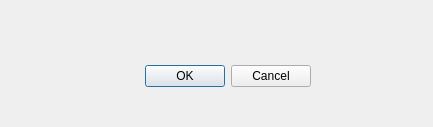
This is aboutdialog.ui in 30vam/cute-converter as Qt 5 draws it before an edit. The edited form follows.
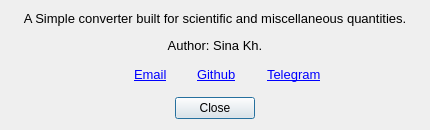
This is the edited form.

Commit message: Completed about window

```diff
--- a/aboutdialog.ui
+++ b/aboutdialog.ui
@@ -6,29 +6,115 @@
    <rect>
     <x>0</x>
     <y>0</y>
-    <width>433</width>
-    <height>127</height>
+    <width>430</width>
+    <height>130</height>
    </rect>
   </property>
+  <property name="sizePolicy">
+   <sizepolicy hsizetype="Fixed" vsizetype="Fixed">
+    <horstretch>0</horstretch>
+    <verstretch>0</verstretch>
+   </sizepolicy>
+  </property>
   <property name="windowTitle">
    <string>Dialog</string>
   </property>
-  <widget class="QDialogButtonBox" name="buttonBox">
-   <property name="geometry">
-    <rect>
-     <x>-30</x>
-     <y>60</y>
-     <width>341</width>
-     <height>32</height>
-    </rect>
-   </property>
-   <property name="orientation">
-    <enum>Qt::Horizontal</enum>
-   </property>
-   <property name="standardButtons">
-    <set>QDialogButtonBox::Cancel|QDialogButtonBox::Ok</set>
-   </property>
-  </widget>
+  <layout class="QGridLayout" name="gridLayout">
+   <item row="2" column="0" colspan="14">
+    <widget class="QDialogButtonBox" name="buttonBox">
+     <property name="orientation">
+      <enum>Qt::Horizontal</enum>
+     </property>
+     <property name="standardButtons">
+      <set>QDialogButtonBox::Close</set>
+     </property>
+     <property name="centerButtons">
+      <bool>true</bool>
+     </property>
+    </widget>
+   </item>
+   <item row="1" column="7">
+    <widget class="QLabel" name="Email_2">
+     <property name="font">
+      <font>
+       <pointsize>10</pointsize>
+      </font>
+     </property>
+     <property name="text">
+      <string>&lt;html&gt;&lt;head/&gt;&lt;body&gt;&lt;p&gt;&lt;a href=&quot;https://github.com/30vam/qt-unit-converter&quot;&gt;&lt;span style=&quot; text-decoration: underline; color:#0000ff;&quot;&gt;Github&lt;/span&gt;&lt;/a&gt;&lt;/p&gt;&lt;/body&gt;&lt;/html&gt;</string>
+     </property>
+     <property name="textFormat">
+      <enum>Qt::RichText</enum>
+     </property>
+     <property name="alignment">
+      <set>Qt::AlignLeading|Qt::AlignLeft|Qt::AlignVCenter</set>
+     </property>
+     <property name="openExternalLinks">
+      <bool>true</bool>
+     </property>
+    </widget>
+   </item>
+   <item row="0" column="0" colspan="14">
+    <widget class="QLabel" name="desciptionLabel">
+     <property name="font">
+      <font>
+       <pointsize>10</pointsize>
+      </font>
+     </property>
+     <property name="text">
+      <string>&lt;html&gt;&lt;head/&gt;&lt;body&gt;&lt;p&gt;A Simple converter built for scientific and miscellaneous quantities.&lt;/p&gt;&lt;p&gt;Author: Sina Kh.&lt;/p&gt;&lt;/body&gt;&lt;/html&gt;</string>
+     </property>
+     <property name="textFormat">
+      <enum>Qt::RichText</enum>
+     </property>
+     <property name="alignment">
+      <set>Qt::AlignCenter</set>
+     </property>
+    </widget>
+   </item>
+   <item row="1" column="5">
+    <widget class="QLabel" name="Email">
+     <property name="font">
+      <font>
+       <pointsize>10</pointsize>
+      </font>
+     </property>
+     <property name="text">
+      <string>&lt;html&gt;&lt;head/&gt;&lt;body&gt;&lt;p&gt;&lt;a href=&quot;https://mail.google.com/mail/u/0/?fs=1&amp;amp;to=khodaparast2011@gmail.com&amp;amp;su=SUBJECT&amp;amp;body=BODY&amp;amp;tf=cm&quot;&gt;&lt;span style=&quot; text-decoration: underline; color:#0000ff;&quot;&gt;Email&lt;/span&gt;&lt;/a&gt;&lt;/p&gt;&lt;/body&gt;&lt;/html&gt;</string>
+     </property>
+     <property name="textFormat">
+      <enum>Qt::RichText</enum>
+     </property>
+     <property name="alignment">
+      <set>Qt::AlignLeading|Qt::AlignLeft|Qt::AlignVCenter</set>
+     </property>
+     <property name="openExternalLinks">
+      <bool>true</bool>
+     </property>
+    </widget>
+   </item>
+   <item row="1" column="9">
+    <widget class="QLabel" name="Email_3">
+     <property name="font">
+      <font>
+       <pointsize>10</pointsize>
+      </font>
+     </property>
+     <property name="text">
+      <string>&lt;html&gt;&lt;head/&gt;&lt;body&gt;&lt;p&gt;&lt;a href=&quot;https://t.me/blim_68&quot;&gt;&lt;span style=&quot; text-decoration: underline; color:#0000ff;&quot;&gt;Telegram&lt;/span&gt;&lt;/a&gt;&lt;/p&gt;&lt;/body&gt;&lt;/html&gt;</string>
+     </property>
+     <property name="textFormat">
+      <enum>Qt::RichText</enum>
+     </property>
+     <property name="alignment">
+      <set>Qt::AlignLeading|Qt::AlignLeft|Qt::AlignVCenter</set>
+     </property>
+     <property name="openExternalLinks">
+      <bool>true</bool>
+     </property>
+    </widget>
+   </item>
+  </layout>
  </widget>
  <resources/>
  <connections>
```
The commit also changes 1 other file.
